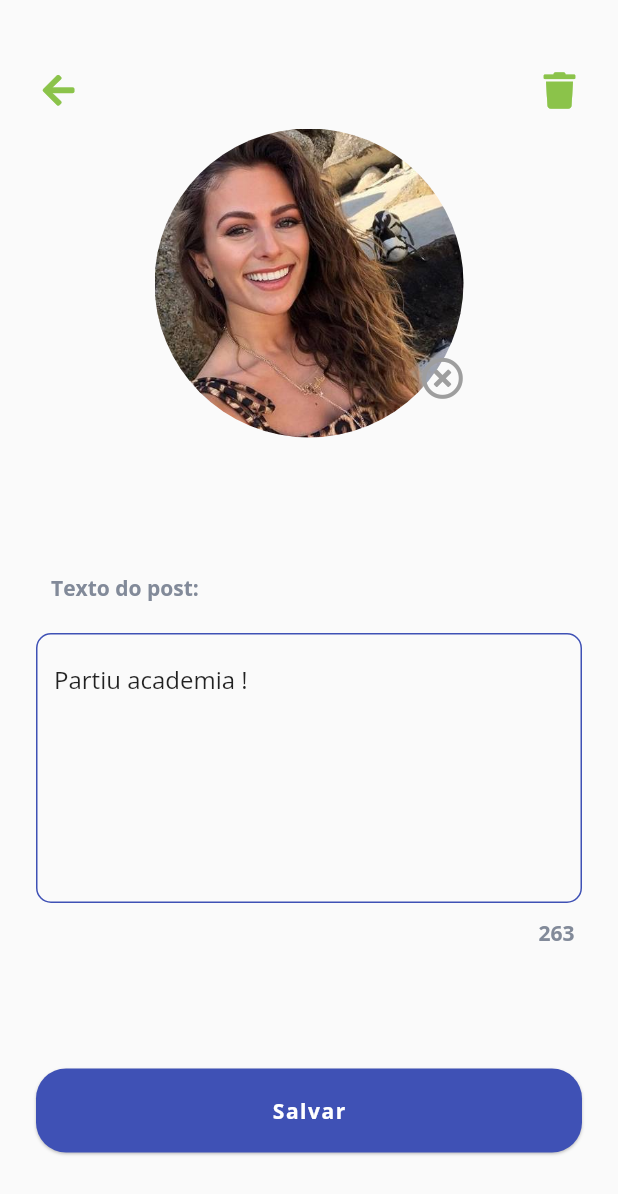
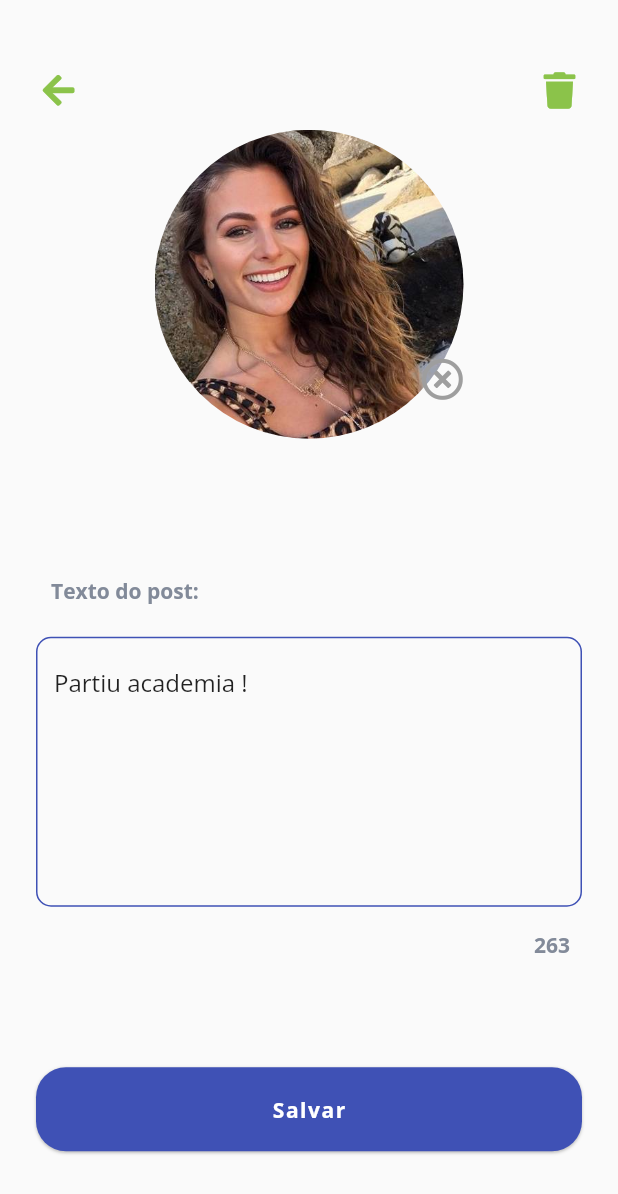
Before and after one commit to nataliafurtado/microblogging, a Flutter app: the HomePage screen opened directly, after a tap on "Natalia Furtado", on a phone screen of 412 x 824 dp. Shown: the top 1194 px of the screen. Run offline on Flutter 3.47's test engine with Material 2 defaults, Android fonts, the phone set to English and light mode, and no system bars; our stand-ins replace cached_network_image, flare_flutter, flutter_mobx, fluttertoast, font_awesome_flutter, google_fonts and 3 more; missing offline and left inert: flare_dart, mockito; accounts and stored records are empty; generated files the repository leaves out were written again; network calls fail; statements that could not run were skipped.

Commit message:
refatoração  para adequar os boas práticas

```diff
--- a/lib/mocks/list_of_posts.json
+++ b/lib/mocks/list_of_posts.json
@@ -1,13 +1,13 @@
 [
     {
         "who": "Natalia Furtado",
-        "date": "2020-02-02T16:00:00Z",
+        "date": "2020-01-01T16:00:00Z",
         "text": "Partiu academia !",
         "image": "lib/assets/images/selfie.jpg"
     },
     {
         "who": "Renata Morais",
-        "date": "2020-02-02T16:00:00Z",
+        "date": "2020-02-02T16:30:00Z",
         "text": "Alguem tem barraca para emprestar ?",
         "image": "lib/assets/images/airplane.png"
     },
@@ -19,7 +19,7 @@
     },
     {
         "who": "Gieri Almeida",
-        "date": "2020-02-02T16:00:00Z",
+        "date": "2020-02-04T16:00:00Z",
         "text": "Black Trans Lives Matters",
         "image": "lib/assets/images/black_lives.jpg"
     }
--- a/lib/modules/home/home_provider.dart
+++ b/lib/modules/home/home_provider.dart
@@ -1,9 +1,9 @@
 import 'package:flutter/material.dart';
-import 'package:microblogging/modules/home/home_controller.dart';
-import 'package:microblogging/modules/latest_news/latest_news.controller.dart';
 import 'package:provider/provider.dart';
 
+import '../latest_news/latest_news.controller.dart';
 import '../list_of_posts/list_of_posts_controller.dart';
+import 'home_controller.dart';
 import 'home_page.dart';
 
 class HomeProvider extends StatelessWidget {
--- a/lib/modules/home/home_tabs.dart
+++ b/lib/modules/home/home_tabs.dart
@@ -2,8 +2,6 @@ import 'package:flutter/material.dart';
 import 'package:flutter_mobx/flutter_mobx.dart';
 import 'package:font_awesome_flutter/font_awesome_flutter.dart';
 import 'package:provider/provider.dart';
-
-import 'package:google_fonts/google_fonts.dart';
 
 import '../../assets/style.dart';
 import 'home_controller.dart';
--- a/lib/modules/list_of_posts/list_of_posts_controller.dart
+++ b/lib/modules/list_of_posts/list_of_posts_controller.dart
@@ -41,7 +41,10 @@ abstract class ListOfPostsControllerBase with Store, ChangeNotifier {
   @action
   fetchPosts() async {
     if (posts.isEmpty) {
-      posts = await _listOfPostRepository.fetchLatestNews();
+      List<Post> postsList = await _listOfPostRepository.fetchListOsPosts();
+      postsList.sort((Post a, Post b) =>
+          DateTime.parse(a.date).compareTo(DateTime.parse(a.date)));
+      posts = postsList;
     }
   }
 
@@ -81,13 +84,17 @@ abstract class ListOfPostsControllerBase with Store, ChangeNotifier {
   }
 
   saveNewPost() async {
-    posts.add(Post(
+    List<Post> postsList = posts;
+    postsList.add(Post(
       date: data,
       text: controllerText.text,
       who: Provider.of<GlobalAccess>(context, listen: false).user.name,
       imageString: imageString ?? "",
       imageFile: imageFile,
     ));
+    postsList.sort((Post a, Post b) =>
+        DateTime.parse(a.date).compareTo(DateTime.parse(a.date)));
+    posts = postsList;
   }
 
   @action
@@ -140,7 +147,6 @@ abstract class ListOfPostsControllerBase with Store, ChangeNotifier {
 
   @action
   loadcountDown(String textPassed) {
-    print(textPassed);
     countDown = 280 - textPassed.length;
   }
 
--- a/lib/modules/list_of_posts/list_of_posts_page_edit_create.dart
+++ b/lib/modules/list_of_posts/list_of_posts_page_edit_create.dart
@@ -44,7 +44,7 @@ class EditCreatePostPage extends StatelessWidget {
                 controllerListOfPost.controllerText,
               ),
               ImputTextCountDown(),
-              Container(height: 60),
+              Container(height: 50),
               Button("Salvar", () {
                 if (_formKey.currentState.validate()) {
                   controllerListOfPost.saveEditPost();
--- a/lib/modules/list_of_posts/list_of_posts_repository.dart
+++ b/lib/modules/list_of_posts/list_of_posts_repository.dart
@@ -2,7 +2,7 @@ import '../../models/post.dart';
 import 'list_of_posts_mock.dart';
 
 class ListOfPostsRepository {
-  Future<List<Post>> fetchLatestNews() async {
+  Future<List<Post>> fetchListOsPosts() async {
     return ListOfPostsMock().fetchListOfPosts();
   }
 }
--- a/lib/modules/list_of_posts/widget/imput_text_count_down.dart
+++ b/lib/modules/list_of_posts/widget/imput_text_count_down.dart
@@ -12,7 +12,7 @@ class ImputTextCountDown extends StatelessWidget {
       return Container(
         width: double.infinity,
         alignment: Alignment.centerRight,
-        margin: EdgeInsets.only(right: 5),
+        margin: EdgeInsets.only(right: 8, top: 5),
         child: Text(
           Provider.of<ListOfPostsController>(context, listen: false)
               .countDown
--- a/lib/modules/list_of_posts/widget/page_imput_field_post_text.dart
+++ b/lib/modules/list_of_posts/widget/page_imput_field_post_text.dart
@@ -22,7 +22,6 @@ class ImputFieldPosText extends StatelessWidget {
           maxLines: 7,
           decoration: Style.inputDecoration(),
           onChanged: (text) {
-            print("message");
             Provider.of<ListOfPostsController>(context, listen: false)
                 .loadcountDown(text);
           },
--- a/lib/modules/login/login_page.dart
+++ b/lib/modules/login/login_page.dart
@@ -37,9 +37,7 @@ class LoginPage extends StatelessWidget {
               Container(height: 35),
               LoginButtons(_formKey),
               LoginNewUser(),
-              Container(
-                height: 50,
-              ),
+              Container(height: 50),
               loginButton(loginController, context),
               Container(height: 60),
               LoginDevelopedBy(),
--- a/lib/modules/login/widgets/login_buttons.dart
+++ b/lib/modules/login/widgets/login_buttons.dart
@@ -1,7 +1,7 @@
 import 'package:flutter/material.dart';
-import 'package:microblogging/modules/login/login_controller.dart';
 import 'package:provider/provider.dart';
 
+import '../login_controller.dart';
 import '../teddy/teddy_controller.dart';
 import '../teddy/widgets/tracking_text_input.dart';
 
--- a/lib/widgets/dialog.dart
+++ b/lib/widgets/dialog.dart
@@ -1,6 +1,7 @@
 import 'package:flutter/material.dart';
 import 'package:font_awesome_flutter/font_awesome_flutter.dart';
-import 'package:microblogging/assets/style.dart';
+
+import '../assets/style.dart';
 
 class DialogWarn extends StatelessWidget {
   final String text;
```
Also changed, not shown: lib/modules/login/login_page_new_user.dart (+17 -25 lines), lib/modules/login/widgets/login_microblog_icon.dart (added, +17 -0 lines), lib/widgets/imput_text_field_widget.dart (added, +30 -0 lines).
